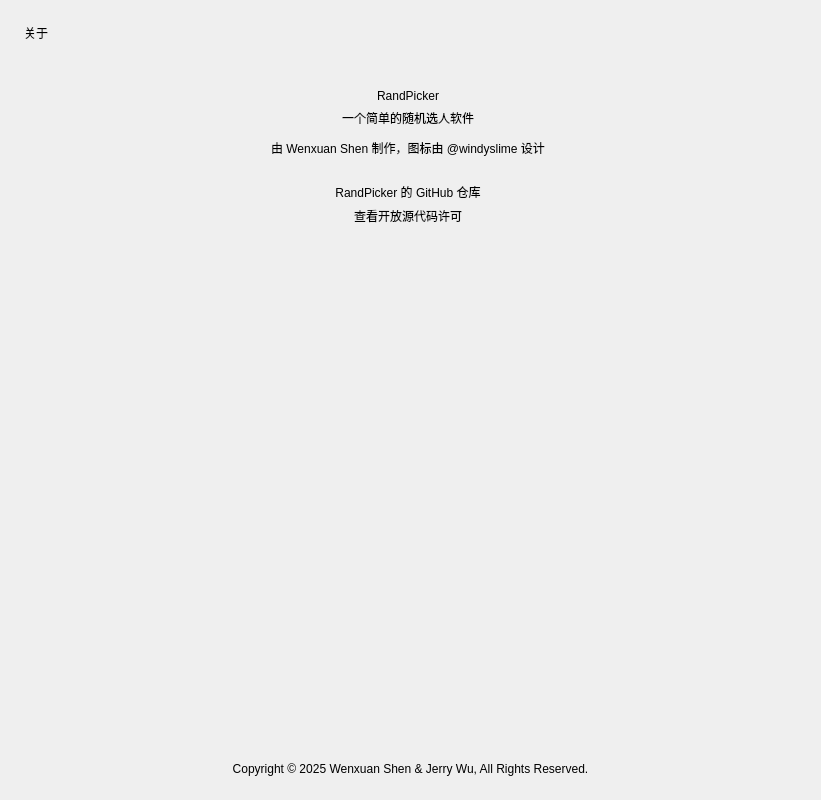
The window that ui/settings/about.ui (windyslime/RandPicker-1) describes before a commit, drawn with Qt 5.
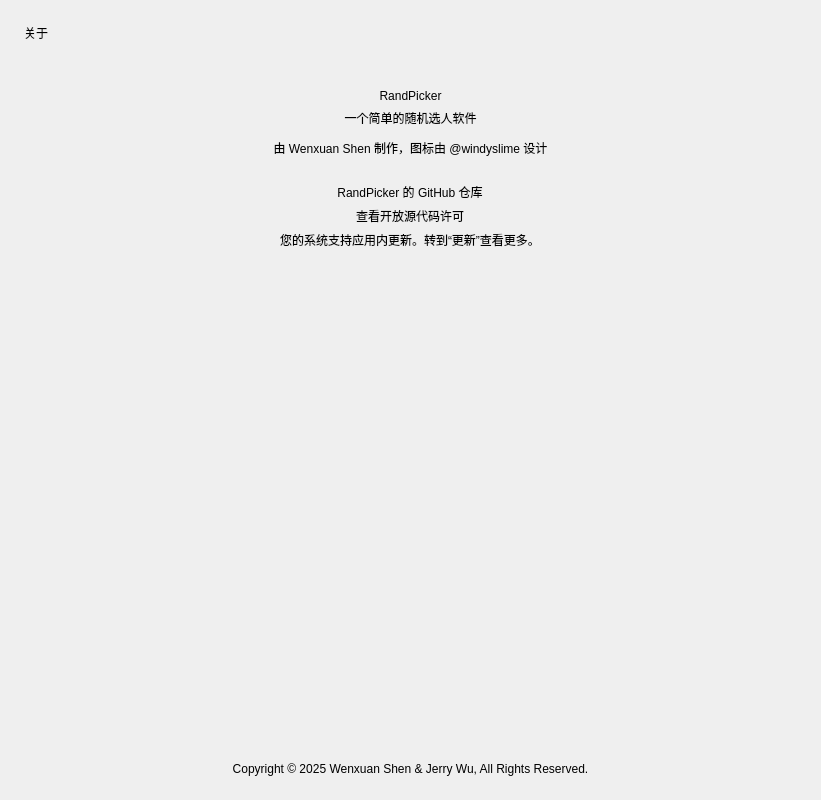
The same window after the commit. Icons and pictures are not drawn. Custom widgets are drawn as their Qt base class.

Commit message:
feat: 更新 (#18)
* feat: 应用内检查更新

* fix: 更新更新助理后刷新信息

* feat: 更新器调用

Diff of the .ui file:
```diff
--- a/ui/settings/about.ui
+++ b/ui/settings/about.ui
@@ -54,9 +54,6 @@
        </rect>
       </property>
       <layout class="QVBoxLayout" name="verticalLayout_3">
-       <property name="rightMargin">
-        <number>14</number>
-       </property>
        <item>
         <layout class="QVBoxLayout" name="verticalLayout">
          <property name="leftMargin">
@@ -229,6 +226,13 @@
          </item>
         </layout>
        </item>
+       <item alignment="Qt::AlignHCenter">
+        <widget class="CaptionLabel" name="caption_update">
+         <property name="text">
+          <string>您的系统支持应用内更新。转到“更新”查看更多。</string>
+         </property>
+        </widget>
+       </item>
        <item>
         <spacer name="verticalSpacer">
          <property name="orientation">
```
The commit also changes 6 other files.
